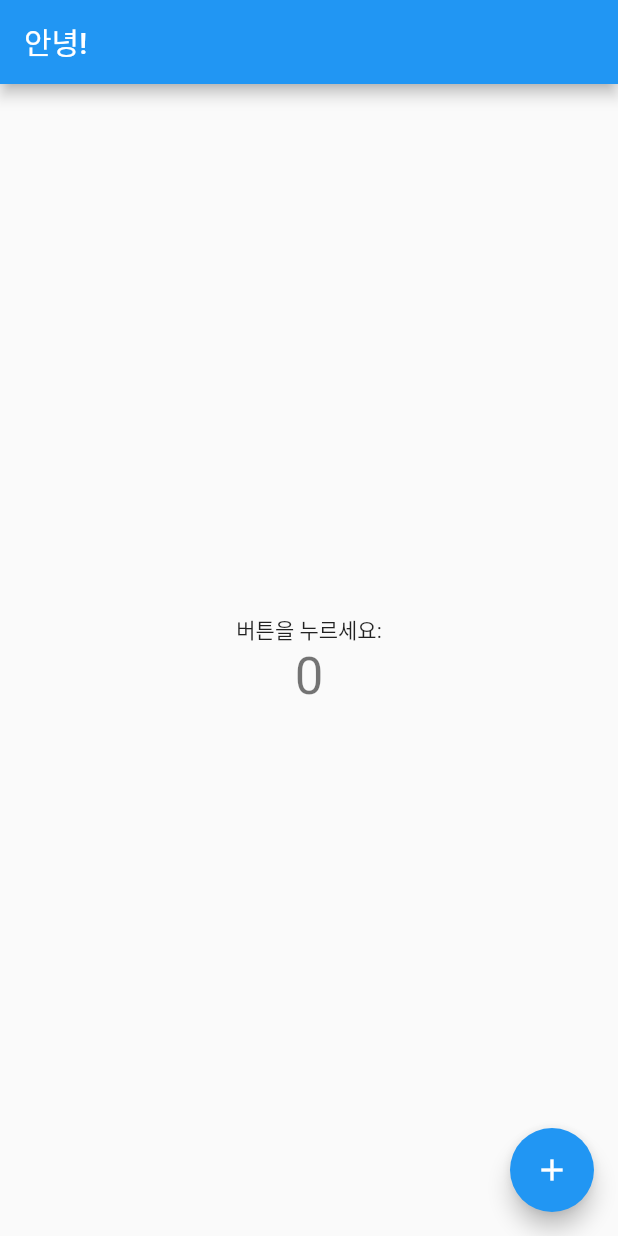
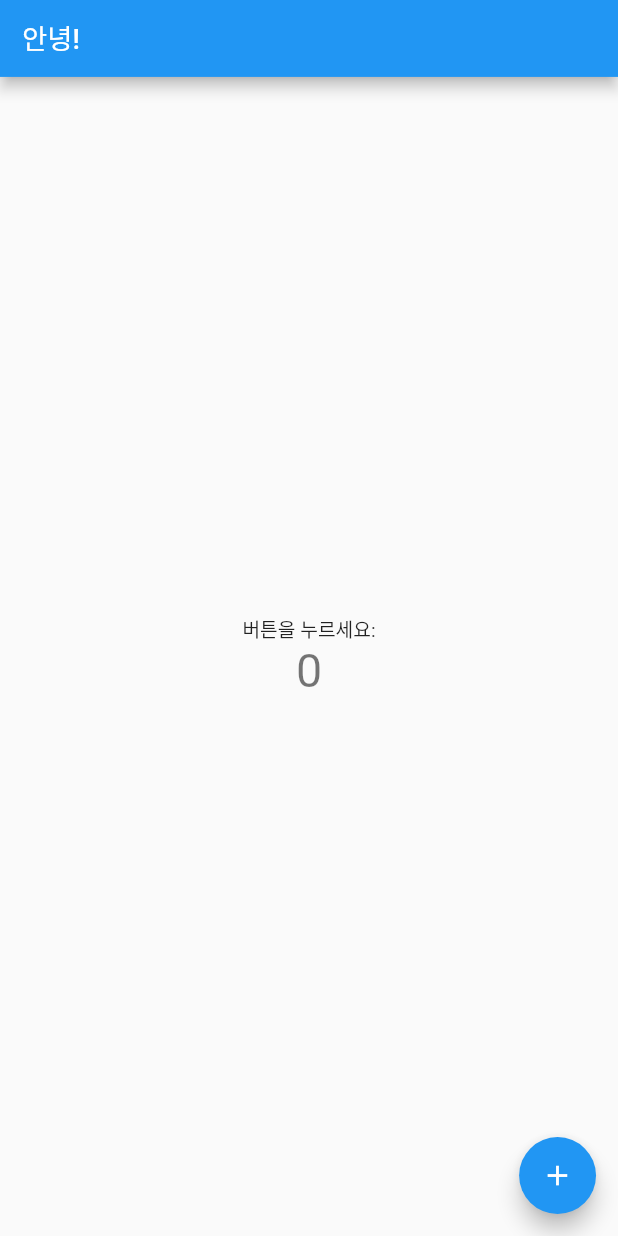
Before and after one commit to ilshookim/spikable2, a Flutter app: the screen it shows after launch, on a phone screen of 412 x 824 dp. Run offline on Flutter 3.47's test engine with Material 2 defaults, Android fonts, the phone set to English and light mode, and no system bars; our stand-ins replace get, get_storage, responsive_framework, stack_trace.

Commit message:
ADD controller, routes, responsive_layout

```diff
--- a/lib/app.dart
+++ b/lib/app.dart
@@ -6,6 +6,8 @@ export 'package:stack_trace/stack_trace.dart';
 export 'package:logging/logging.dart';
 export 'package:get_storage/get_storage.dart';
 export 'package:get/get.dart';
+export 'package:animations/animations.dart';
 
 export 'app_global.dart';
 export 'app_language.dart';
+export 'app_routes.dart';
--- a/lib/app_controller.dart
+++ b/lib/app_controller.dart
@@ -1,6 +1,8 @@
 import 'app.dart';
 
 class Controller extends GetxController {
+  final box = GetStorage();
+
   Rx<int> count = 0.obs;
   increment() => count++;
 }
--- /dev/null
+++ b/lib/app_routes.dart
@@ -0,0 +1,20 @@
+
+import 'app.dart';
+
+class Routes {
+  static const String home = '/';
+  static const String post = 'post';
+  static const String style = 'style';
+
+  static Route<T> fadeThrough<T>(RouteSettings settings, WidgetBuilder page,
+      {int duration = 300}) {
+    return PageRouteBuilder<T>(
+      settings: settings,
+      transitionDuration: Duration(milliseconds: duration),
+      pageBuilder: (context, animation, secondaryAnimation) => page(context),
+      transitionsBuilder: (context, animation, secondaryAnimation, child) {
+        return FadeScaleTransition(animation: animation, child: child);
+      },
+    );
+  }
+}
--- a/lib/ui.dart
+++ b/lib/ui.dart
@@ -6,6 +6,7 @@ export 'package:stack_trace/stack_trace.dart';
 export 'package:logging/logging.dart';
 export 'package:get_storage/get_storage.dart';
 export 'package:get/get.dart';
+// export 'package:responsive_framework/responsive_framework.dart';
 
 export 'ui_main.dart';
 export 'ui_home.dart';
--- a/lib/ui_main.dart
+++ b/lib/ui_main.dart
@@ -1,3 +1,5 @@
+
+import 'package:responsive_framework/responsive_framework.dart';
 
 import 'app.dart';
 import 'ui.dart';
@@ -12,7 +14,35 @@ class MainPage extends StatelessWidget {
       fallbackLocale: Language.fallbackLocale,
       onGenerateTitle: (BuildContext context) => '${Global.title}'.tr,
       theme: ThemeData(primarySwatch: Colors.blue),
-      home: HomePage(),
+      initialRoute: Routes.home,
+      onGenerateRoute: (RouteSettings settings) {
+        return Routes.fadeThrough(settings, (context) {
+          switch (settings.name) {
+            case Routes.home:
+              return HomePage();
+            case Routes.post:
+              return HomePage();
+            case Routes.style:
+              return HomePage();
+            default:
+              return SizedBox.shrink();
+          }
+        });
+      },
+      builder: (context, widget) => ResponsiveWrapper.builder(
+        BouncingScrollWrapper.builder(context, widget!),
+        // maxWidth: 1200,
+        // minWidth: 450,
+        defaultScale: true,
+        breakpoints: [
+          ResponsiveBreakpoint.resize(450, name: MOBILE),
+          ResponsiveBreakpoint.autoScale(800, name: TABLET),
+          ResponsiveBreakpoint.autoScale(1000, name: TABLET),
+          ResponsiveBreakpoint.resize(1200, name: DESKTOP),
+          ResponsiveBreakpoint.autoScale(2460, name: "4K"),
+        ],
+        background: Container(color: Color(0xFFF5F5F5))
+      ),
     );
   }
 }
```
Also changed, not shown: pubspec.yaml (+7 -0 lines).
